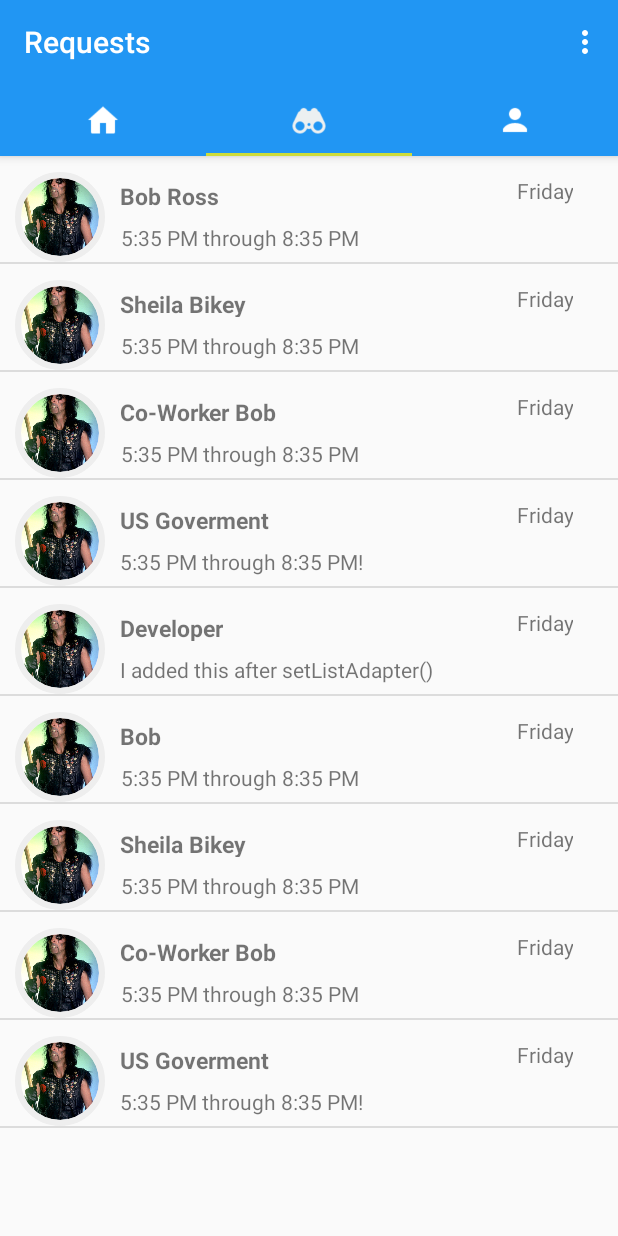
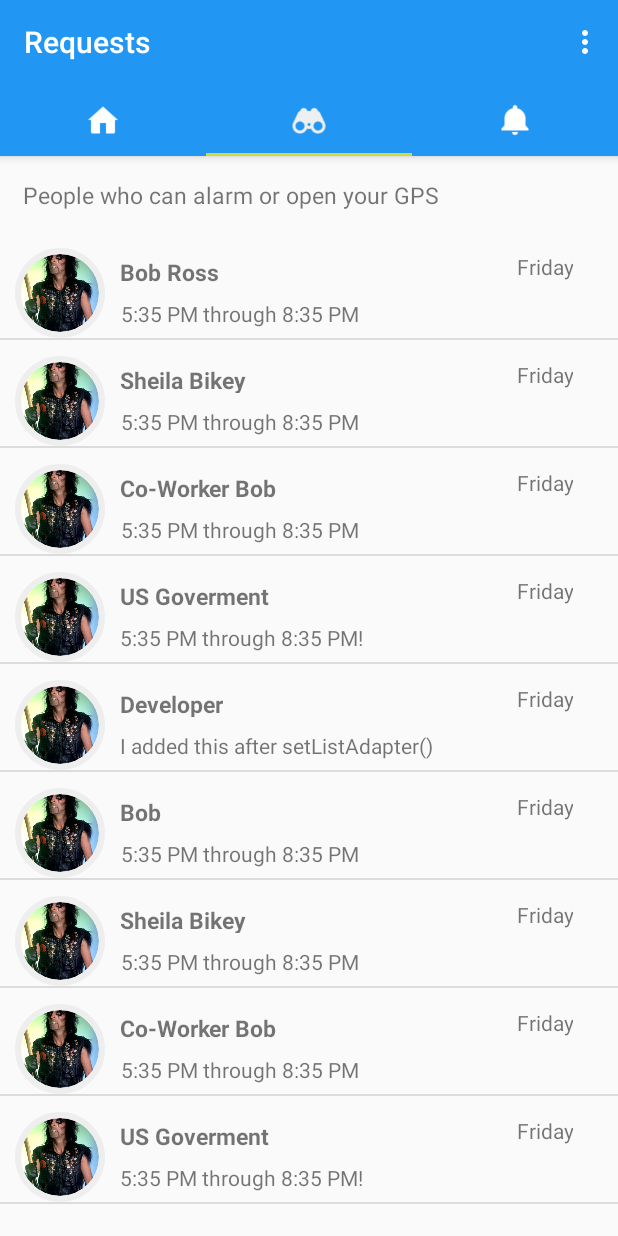
Before and after one commit to DonaldBough/WYA, an Android app: the screen it shows after launch (MainActivity), tab 2 chosen, on a phone screen of 412 x 824 dp. Run offline under Robolectric (Android 15) with nearby library versions, the phone set to English and light mode, and no system bars; libraries missing offline, so code that uses them is left out: com.mikhaellopez.circularimageview; plain views replace CircularImageView; 29 statements that could not run were skipped.

Commit message:
Started notifications screen

```diff
--- a/app/src/main/java/edu/purdue/dbough/wya/MainActivity.java
+++ b/app/src/main/java/edu/purdue/dbough/wya/MainActivity.java
@@ -56,7 +56,7 @@ public class MainActivity extends AppCompatActivity {
 
         adapter.addFragment(new HomeFragment(), "ONE");
         adapter.addFragment(new RequestsFragment(), "TWO");
-        adapter.addFragment(new UserFragment(), "THREE");
+        adapter.addFragment(new NotificationsFragment(), "THREE");
         viewPager.setAdapter(adapter);
 
         //Change toolbar title to current tab on page change
@@ -74,7 +74,7 @@ public class MainActivity extends AppCompatActivity {
                         toolbar.setTitle("Requests");
                         break;
                     case 2:
-                        toolbar.setTitle("Profile");
+                        toolbar.setTitle("Notifications");
                         break;
                 }
             }
@@ -87,7 +87,7 @@ public class MainActivity extends AppCompatActivity {
     private void setupTabIcons() {
         tabLayout.getTabAt(0).setIcon(R.drawable.home_icon);
         tabLayout.getTabAt(1).setIcon(R.drawable.binoculars);
-        tabLayout.getTabAt(2).setIcon(R.drawable.user_icon);
+        tabLayout.getTabAt(2).setIcon(R.drawable.bell);
     }
 
     /**
@@ -104,6 +104,21 @@ public class MainActivity extends AppCompatActivity {
         Toast.makeText(view.getContext(), "Open Gmaps here",Toast.LENGTH_SHORT).show();
     }
 
+    /**
+     * Inside NotificationsFragment
+     * Happens on notifications being accepted
+     */
+    public void onClickAccept(View view) {
+        Toast.makeText(view.getContext(), "Delete from List Here",Toast.LENGTH_SHORT).show();
+    }
+
+    /**
+     * Inside NotificationsFragment
+     * Happens on notifications being declined
+     */
+    public void onClickDecline(View view) {
+        Toast.makeText(view.getContext(), "Delete from List Here",Toast.LENGTH_SHORT).show();
+    }
 
 
     /**
--- /dev/null
+++ b/app/src/main/java/edu/purdue/dbough/wya/NotificationsFragment.java
@@ -0,0 +1,83 @@
+package edu.purdue.dbough.wya;
+
+import android.support.v4.app.ListFragment;
+import android.content.Context;
+import android.os.Bundle;
+import android.view.*;
+import android.widget.ArrayAdapter;
+import android.widget.ListView;
+import android.widget.TextView;
+import android.widget.Toast;
+import com.bumptech.glide.Glide;
+import com.mikhaellopez.circularimageview.CircularImageView;
+
+import java.util.ArrayList;
+
+/**
+ * Created by donaldbough on 1/4/17.
+ */
+
+public class NotificationsFragment extends ListFragment {
+
+    ArrayList<GpsRequest> notificationList;
+    private EventAdapter adapter;
+
+    @Override
+    public View onCreateView(LayoutInflater inflater, ViewGroup container, Bundle savedInstanceState) {
+        View view = inflater.inflate(R.layout.fragment_notifications, container, false);
+
+        //Fake data for temp list. Use firebase here
+        String date = "Friday";
+        notificationList = new ArrayList<>();
+        notificationList.add(new GpsRequest("5:35 PM through 8:35 PM","Stranger Dan", R.drawable.alicecooper_avatar,date));
+        notificationList.add(new GpsRequest("5:35 PM through 8:35 PM","Dave Grohl", R.drawable.alicecooper_avatar,date));
+        notificationList.add(new GpsRequest("5:35 PM through 8:35 PM","Daniel Tosh", R.drawable.alicecooper_avatar,date));
+
+        adapter = new EventAdapter(getActivity(),R.layout.notification_row_layout, notificationList);
+        setListAdapter(adapter);
+
+        return view;
+    }
+
+
+    /**
+     * Converts a list of events into row Views to be placed in the ListView.
+     * Most of the work is already done for us in ArrayAdapter, but we need
+     * to hook it up to our specific layout
+     */
+    private class EventAdapter extends ArrayAdapter<GpsRequest> {
+        private ArrayList<GpsRequest> values;
+
+
+        public EventAdapter(Context context, int resource, ArrayList<GpsRequest> notifications) {
+            super(context, resource, notifications);
+            values = notifications;
+        }
+
+        /**
+         * Generates the view for a particular item
+         * We don't call this ourselves, it's all handled by the ListView automatically.
+         * We just need to say where the data should go
+         */
+        @Override
+        public View getView(int position, View convertView, ViewGroup parent) {
+            LayoutInflater inflater = (LayoutInflater)getContext().getSystemService(Context.LAYOUT_INFLATER_SERVICE);
+            View rowView;   //rowView represents one row in our ListView
+            GpsRequest gpsRequest = values.get(position);
+            //Inflating views can be slow, so android lets us recycle old views
+            if(convertView == null)
+                rowView = inflater.inflate(R.layout.notification_row_layout,parent,false);
+            else
+                rowView = convertView;
+
+            //Setup rowView UI elements with parts from GpsRequest class
+            //This is why we can't just use ArrayAdapter
+            TextView requestSender = (TextView)rowView.findViewById(R.id.requestSender);
+            requestSender.setText(gpsRequest.getRequestSender());
+            CircularImageView requesterPicture = (CircularImageView) rowView.findViewById(R.id.circularImageView);
+            Glide.with(getContext()).load(gpsRequest.getRequesterPicture()).into(requesterPicture);
+
+            return rowView; //This returned view will become a row in our ListView
+        }
+    }
+}
--- a/app/src/main/res/layout/fragment_requests.xml
+++ b/app/src/main/res/layout/fragment_requests.xml
@@ -4,18 +4,32 @@
              android:layout_height="match_parent"
              tools:context="edu.purdue.dbough.wya.RequestsFragment">
 
-    <ListView
-            android:id="@android:id/list"
-            android:layout_width="fill_parent"
-            android:layout_height="fill_parent">
-    </ListView>
-
     <!-- Because we used the special android id empty,
     this only shows up if the listView has no content-->
+    <TextView
+            android:id="@+id/request_header"
+            android:text="People who can alarm or open your GPS"
+            android:textSize="15dp"
+            android:layout_width="wrap_content"
+            android:layout_height="35dp"
+            android:layout_marginStart="15dp"
+            android:layout_alignParentTop="true"
+            android:layout_alignParentStart="true"
+            android:layout_marginTop="15dp"/>
+
     <TextView
             android:id="@android:id/empty"
             android:text="Nothing to show yet!"
             android:layout_width="match_parent"
-            android:layout_height="match_parent" />
+            android:layout_height="match_parent"
+            android:layout_below="@+id/request_header"
+            android:layout_alignParentStart="true"/>
+
+    <ListView
+            android:id="@android:id/list"
+            android:layout_width="fill_parent"
+            android:layout_height="fill_parent"
+            android:layout_below="@+id/request_header">
+    </ListView>
 
 </RelativeLayout>
--- a/app/src/main/res/layout/friend_info_card.xml
+++ b/app/src/main/res/layout/friend_info_card.xml
@@ -91,8 +91,7 @@
                     android:paddingLeft="35dp"
                     android:paddingTop="6dp"
                     android:layout_below="@+id/entire_thumbnail"
-                    style="?android:attr/borderlessButtonStyle"
-            />
+                    style="?android:attr/borderlessButtonStyle"/>
 
             <Button
                     android:id="@+id/openGPSTextView"
@@ -108,7 +107,6 @@
                     android:layout_alignParentRight="true"
                     android:paddingRight="65dp"
                     style="?android:attr/borderlessButtonStyle"/>
-            />
 
             <View
                     android:background="#d9d9d9"
```
Also changed, not shown: app/src/main/res/layout/fragment_home.xml (+7 -5 lines), app/src/main/res/layout/fragment_notifications.xml (added, +15 -0 lines), app/src/main/res/layout/notification_row_layout.xml (added, +70 -0 lines), app/src/main/res/drawable/bell.png (added).
